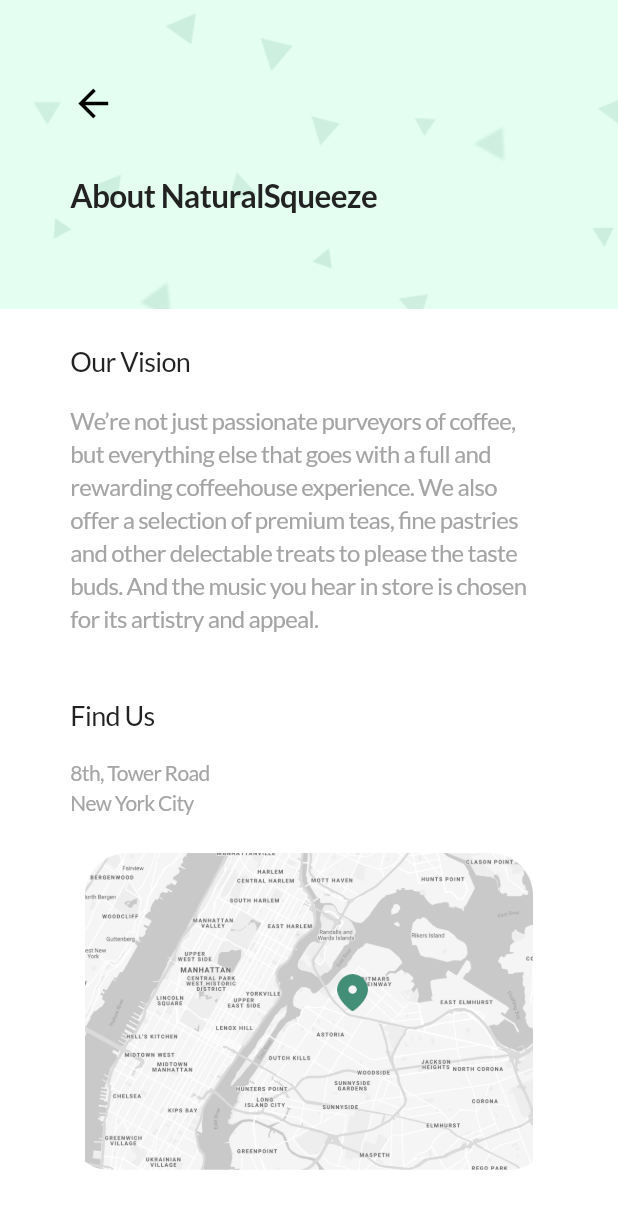
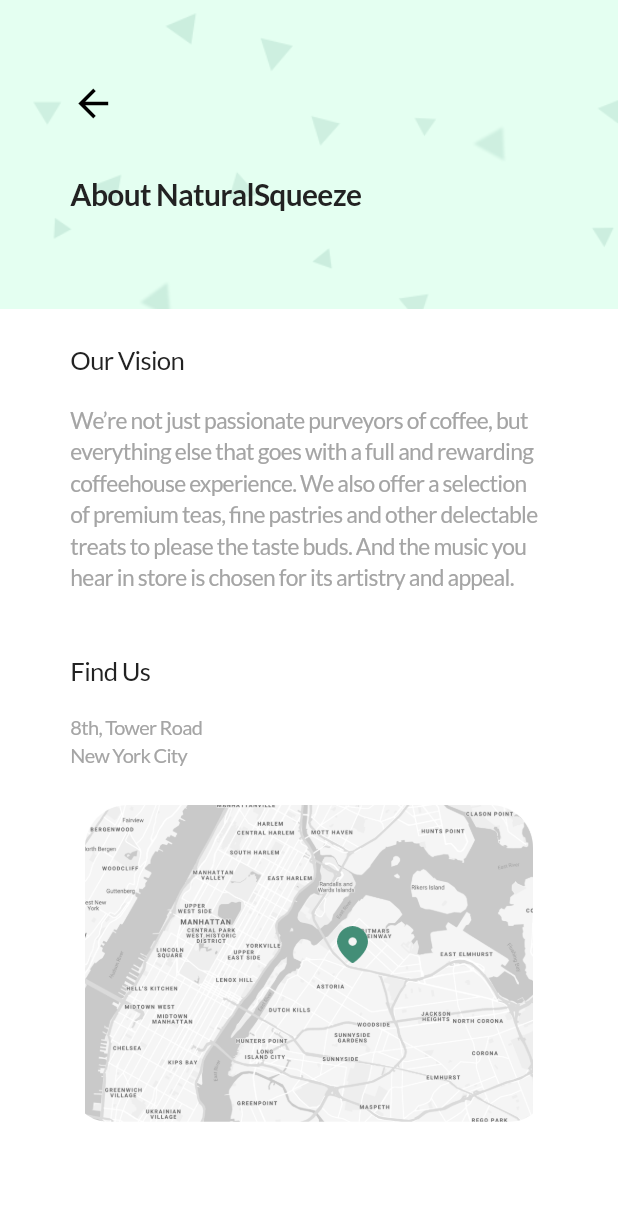
Before and after one commit to mubeenalam5/Natural-Squeeze, a Flutter app: the HomeScr screen opened directly, after a tap on "Learn More", on a phone screen of 412 x 824 dp. Shown: the top 1209 px of the screen. Run offline on Flutter 3.47's test engine with Material 2 defaults, Android fonts, the phone set to English and light mode, and no system bars; our stand-ins replace flutter_screenutil, google_fonts, persistent_bottom_nav_bar; missing offline and left inert: clippy_flutter.

Commit message:
Updates 4:31 6/9/2021

```diff
--- a/lib/screens/about.dart
+++ b/lib/screens/about.dart
@@ -56,7 +56,7 @@ class _AboutScrState extends State<AboutScr> {
                           style: GoogleFonts.lato(
                               letterSpacing: -0.45,
                               fontWeight: FontWeight.w600,
-                              fontSize: 21,
+                              fontSize: ScreenUtil().setSp(21),
                               color: Color(0xFF222222)),
                         )
                       ],
@@ -73,7 +73,7 @@ class _AboutScrState extends State<AboutScr> {
                   style: GoogleFonts.lato(
                       letterSpacing: -0.45,
                       fontWeight: FontWeight.w500,
-                      fontSize: 18,
+                      fontSize: ScreenUtil().setSp(18),
                       color: Color(0xFF222222)),
                 ),
               ),
@@ -88,7 +88,7 @@ class _AboutScrState extends State<AboutScr> {
                   style: GoogleFonts.lato(
                       letterSpacing: -0.45,
                       height: 1.4,
-                      fontSize: 16,
+                      fontSize: ScreenUtil().setSp(16),
                       fontWeight: FontWeight.w400,
                       color: Color(0xFFA5A5A5)),
                 ),
@@ -104,7 +104,7 @@ class _AboutScrState extends State<AboutScr> {
                   style: GoogleFonts.lato(
                       letterSpacing: -0.45,
                       fontWeight: FontWeight.w500,
-                      fontSize: 18,
+                      fontSize: ScreenUtil().setSp(18),
                       color: Color(0xFF222222)),
                 ),
               ),
@@ -119,7 +119,7 @@ class _AboutScrState extends State<AboutScr> {
                   style: GoogleFonts.lato(
                       letterSpacing: -0.45,
                       height: 1.4,
-                      fontSize: 14,
+                      fontSize: ScreenUtil().setSp(14),
                       fontWeight: FontWeight.w400,
                       color: Color(0xFFA5A5A5)),
                 ),
--- a/lib/screens/cart.dart
+++ b/lib/screens/cart.dart
@@ -95,7 +95,7 @@ class _CartScrState extends State<CartScr> {
                 height: 70.0,
                 width: 239.0,
                 text: 'Checkout',
-                textSize: 16.0,
+                textSize: ScreenUtil().setSp(16),
                 onPressed: () => pushNewScreen(context, screen: CheckoutScr(),withNavBar: true),
               ),
             ),
--- a/lib/screens/home.dart
+++ b/lib/screens/home.dart
@@ -30,7 +30,7 @@ class _HomeScrState extends State<HomeScr> {
             Arc(
               edge: Edge.BOTTOM,
               arcType: ArcType.CONVEX,
-              height: 35.0,
+              height: ScreenUtil().setHeight(35.0),
               child: Container(
                 height: ScreenUtil().screenHeight * 0.31,
                 width: ScreenUtil().screenWidth,
@@ -66,7 +66,7 @@ class _HomeScrState extends State<HomeScr> {
                             style: GoogleFonts.lato(
                                 letterSpacing: -0.45,
                                 fontWeight: FontWeight.w600,
-                                fontSize: 22,
+                                fontSize: ScreenUtil().setSp(22),
                                 color: Color(0xFF222222)),
                           )),
                     )
@@ -89,7 +89,7 @@ class _HomeScrState extends State<HomeScr> {
                     style: GoogleFonts.lato(
                         letterSpacing: -0.45,
                         fontWeight: FontWeight.w600,
-                        fontSize: 18,
+                        fontSize: ScreenUtil().setSp(18),
                         color: Color(0xFF222222)),
                   ),
                   SizedBox(
@@ -128,7 +128,7 @@ class _HomeScrState extends State<HomeScr> {
                 style: GoogleFonts.lato(
                     letterSpacing: -0.45,
                     fontWeight: FontWeight.w600,
-                    fontSize: 18,
+                    fontSize: ScreenUtil().setSp(18),
                     color: Color(0xFF222222)),
               ),
             ),
@@ -164,7 +164,7 @@ class _HomeScrState extends State<HomeScr> {
                 style: GoogleFonts.lato(
                     letterSpacing: -0.45,
                     fontWeight: FontWeight.w600,
-                    fontSize: 18,
+                    fontSize: ScreenUtil().setSp(18),
                     color: Color(0xFF222222)),
               ),
             ),
--- a/lib/screens/login.dart
+++ b/lib/screens/login.dart
@@ -25,7 +25,7 @@ class _LoginScrState extends State<LoginScr> {
               Arc(
                 edge: Edge.BOTTOM,
                 arcType: ArcType.CONVEX,
-                height: 35.0,
+                height: ScreenUtil().setHeight(35.0),
                 child: Container(
                   height: ScreenUtil().screenHeight * 0.345,
                   width: ScreenUtil().screenWidth,
@@ -190,7 +190,7 @@ class _LoginScrState extends State<LoginScr> {
                             text: TextSpan(
                                 text: 'Dont have an account?  ',
                                 style: GoogleFonts.lato(
-                                    fontSize: 14.0, color: Color(0xFFA5A5A5)),
+                                    fontSize: ScreenUtil().setSp(14), color: Color(0xFFA5A5A5)),
                                 children: <TextSpan>[
                                   TextSpan(
                                       text: 'Sign up',
--- a/lib/screens/signup.dart
+++ b/lib/screens/signup.dart
@@ -26,7 +26,7 @@ class _SignupScrState extends State<SignupScr> {
               Arc(
                 edge: Edge.BOTTOM,
                 arcType: ArcType.CONVEX,
-                height: 35.0,
+                height: ScreenUtil().setHeight(35.0),
                 child: Container(
                   height: ScreenUtil().screenHeight * 0.325,
                   width: ScreenUtil().screenWidth,
@@ -151,7 +151,7 @@ class _SignupScrState extends State<SignupScr> {
                           Text(
                             'Or Sign up with',
                             style: GoogleFonts.lato(
-                                fontSize: 12.0, color: Color(0xFFA5A5A5)),
+                                fontSize: ScreenUtil().setSp(12.0), color: Color(0xFFA5A5A5)),
                           ),
                           Container(
                               width: ScreenUtil().setWidth(114.0),
--- a/lib/widgets/allproductcard.dart
+++ b/lib/widgets/allproductcard.dart
@@ -20,7 +20,7 @@ class _AllProductCardState extends State<AllProductCard> {
     return Container(
       height: ScreenUtil().setHeight(87.0),
       width: double.infinity,
-      margin: EdgeInsets.symmetric(horizontal: 8.0, vertical: 8.0),
+      margin: EdgeInsets.symmetric(horizontal: ScreenUtil().setWidth(8.0), vertical: ScreenUtil().setHeight(8.0)),
       decoration: BoxDecoration(
           color: Colors.white,
           shape: BoxShape.rectangle,
--- a/lib/widgets/productcard.dart
+++ b/lib/widgets/productcard.dart
@@ -19,7 +19,7 @@ class _ProductCardState extends State<ProductCard> {
     return Container(
       height: ScreenUtil().setHeight(195.0),
       width: ScreenUtil().setWidth(widget.cardWidth),
-      margin: EdgeInsets.symmetric(horizontal: 8.0, vertical: 8.0),
+      margin: EdgeInsets.symmetric(horizontal: ScreenUtil().setWidth(8.0), vertical: ScreenUtil().setHeight(8.0)),
       decoration: BoxDecoration(
           color: Colors.white,
           shape: BoxShape.rectangle,
```
Also changed, not shown: lib/screens/categories.dart (+7 -7 lines), lib/screens/welcome.dart (+9 -14 lines), lib/widgets/textbutton.dart (+9 -8 lines).
